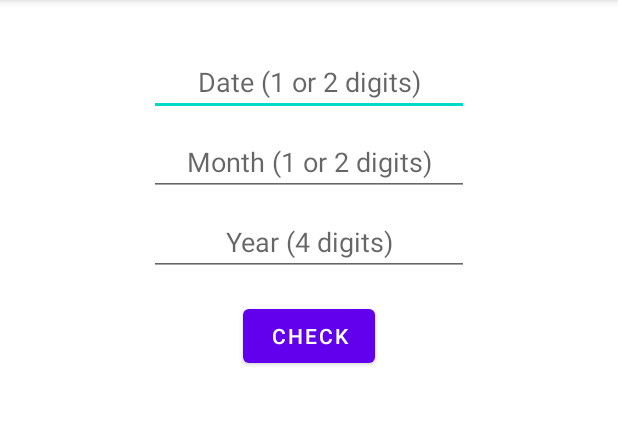
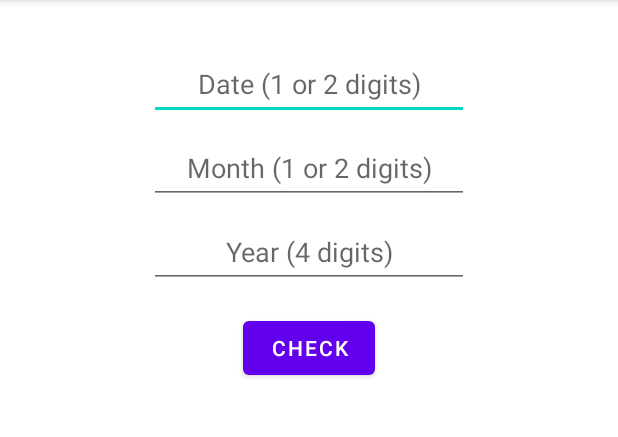
Before and after one commit to dpungaliya/whatday, an Android app: the screen it shows after launch (MainActivity), on a phone screen of 412 x 824 dp, the part 84-521 px from its top. Run offline under Robolectric (Android 15) with nearby library versions, the phone set to English and light mode, and no system bars.

Commit message:
first comit

```diff
--- a/app/src/main/java/androidsamples/java/whatday/DateModel.java
+++ b/app/src/main/java/androidsamples/java/whatday/DateModel.java
@@ -18,6 +18,9 @@ public class DateModel {
    */
   public static void initialize(String yearStr, String monthStr, String dateStr) {
     // TODO implement the method to match the description
+
+    //check for dates
+
   }
 
   /**
@@ -30,6 +33,9 @@ public class DateModel {
   @NonNull
   public static String getMessage() {
     // TODO implement the method to match the description
+
+
+
     return "Placeholder";
   }
 }
--- a/app/src/main/java/androidsamples/java/whatday/MainActivity.java
+++ b/app/src/main/java/androidsamples/java/whatday/MainActivity.java
@@ -1,14 +1,31 @@
 package androidsamples.java.whatday;
 
 import android.os.Bundle;
+import android.view.View;
+import android.widget.Button;
+import android.widget.EditText;
+import android.widget.TextView;
 
 import androidx.appcompat.app.AppCompatActivity;
 
 public class MainActivity extends AppCompatActivity {
 
+  private EditText dateInput;
+  private EditText monthInput;
+  private EditText yearInput;
+  private Button checkOutput;
+  private TextView txtOutput;
+
   @Override
   protected void onCreate(Bundle savedInstanceState) {
     super.onCreate(savedInstanceState);
     setContentView(R.layout.activity_main);
+
+    dateInput = findViewById(R.id.editDate);
+    monthInput = findViewById(R.id.editMonth);
+    yearInput = findViewById(R.id.editYear);
+    checkOutput = findViewById(R.id.btn_check);
+
+
   }
 }
--- a/app/src/main/res/layout/activity_main.xml
+++ b/app/src/main/res/layout/activity_main.xml
@@ -15,6 +15,7 @@
       android:ems="10"
       android:hint="@string/date_label"
       android:inputType="date"
+      android:minHeight="48dp"
       android:textAlignment="center"
       app:layout_constraintBottom_toTopOf="@+id/editMonth"
       app:layout_constraintEnd_toEndOf="parent"
@@ -32,6 +33,7 @@
       android:ems="10"
       android:hint="@string/month_label"
       android:inputType="date"
+      android:minHeight="48dp"
       android:textAlignment="center"
       app:layout_constraintBottom_toTopOf="@+id/editYear"
       app:layout_constraintEnd_toEndOf="parent"
@@ -48,6 +50,7 @@
       android:ems="10"
       android:hint="@string/year_label"
       android:inputType="date"
+      android:minHeight="48dp"
       android:textAlignment="center"
       app:layout_constraintBottom_toTopOf="@+id/btn_check"
       app:layout_constraintEnd_toEndOf="parent"
```
